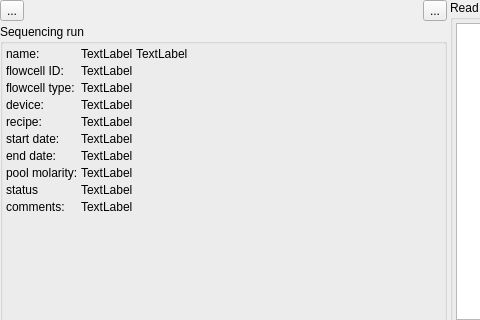
imgag/ngs-bits, file src/GSvar/SequencingRunWidget.ui: the form before one commit; both pictures show x 0 to 480 and y 0 to 320 of the 1000 by 690 pixel window.
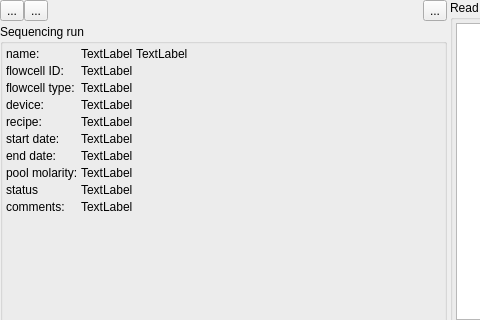
The form after the commit. Icons and pictures are not drawn. Custom widgets are drawn as their Qt base class.

Commit message: GSvar: added 'edit' button to project tab; added status email to run tab.

Patch:
```diff
--- a/src/GSvar/SequencingRunWidget.ui
+++ b/src/GSvar/SequencingRunWidget.ui
@@ -61,6 +61,20 @@
            </property>
           </widget>
          </item>
+         <item>
+          <widget class="QToolButton" name="email_btn">
+           <property name="toolTip">
+            <string>Sent status email.</string>
+           </property>
+           <property name="text">
+            <string>...</string>
+           </property>
+           <property name="icon">
+            <iconset resource="GSvar.qrc">
+             <normaloff>:/Icons/email.png</normaloff>:/Icons/email.png</iconset>
+           </property>
+          </widget>
+         </item>
          <item>
           <spacer name="horizontalSpacer_2">
            <property name="orientation">
```
Left out of the diff: 3 changed lines with no effect on the pictures. The commit also changes 16 other files.
